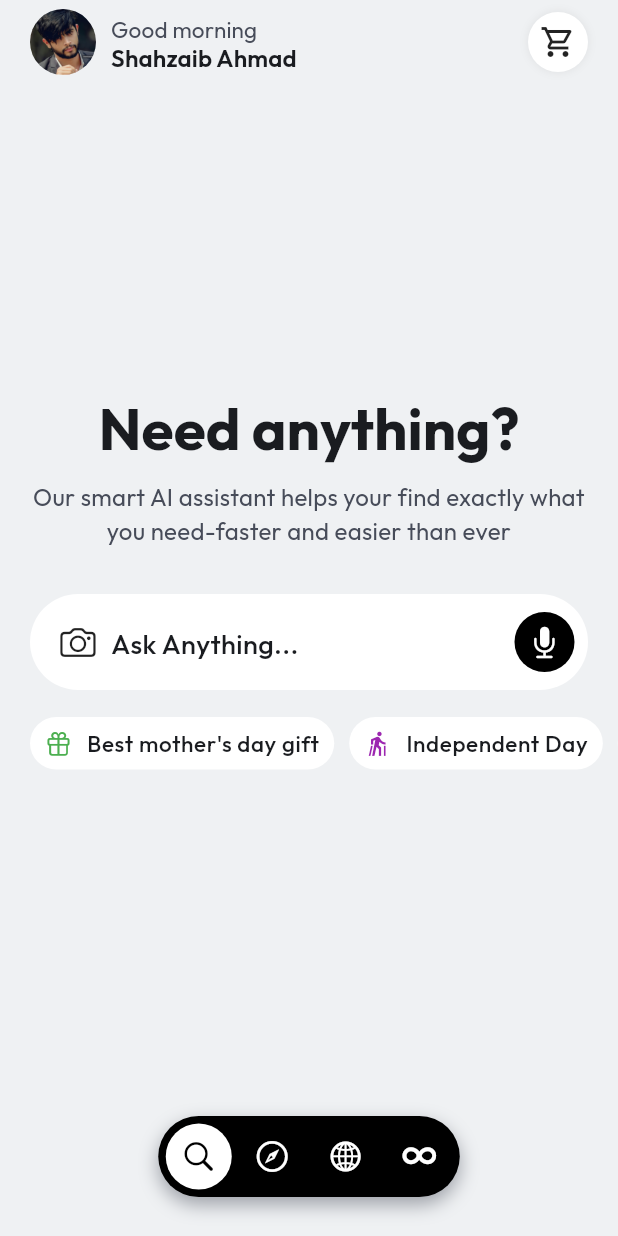
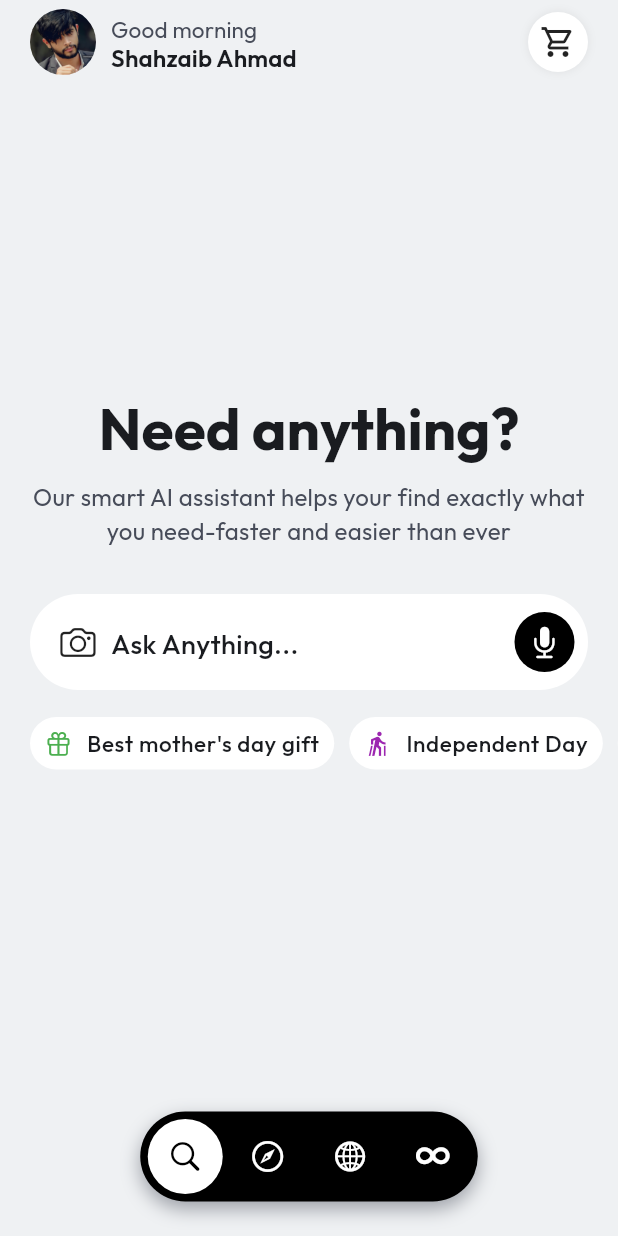
Before and after one commit to binemmanuel/go_mart, a Flutter app: the HomePage screen opened directly, on a phone screen of 412 x 824 dp. Run offline on Flutter 3.47's test engine with Material 3 defaults, Android fonts, the light colour scheme and no system bars; our stand-ins replace flutter_animate, flutter_hooks.

Commit message:
Increase button size

```diff
--- a/lib/src/pages/home/widgets/bottom.navigator.dart
+++ b/lib/src/pages/home/widgets/bottom.navigator.dart
@@ -110,7 +110,7 @@ class BottomNavigatorButton extends StatelessWidget {
 
           child: AnimatedContainer(
             duration: const Duration(milliseconds: 500),
-            padding: const .all(10),
+            padding: const .all(13),
 
             decoration: BoxDecoration(color: backgroundColor, shape: .circle),
 
```
